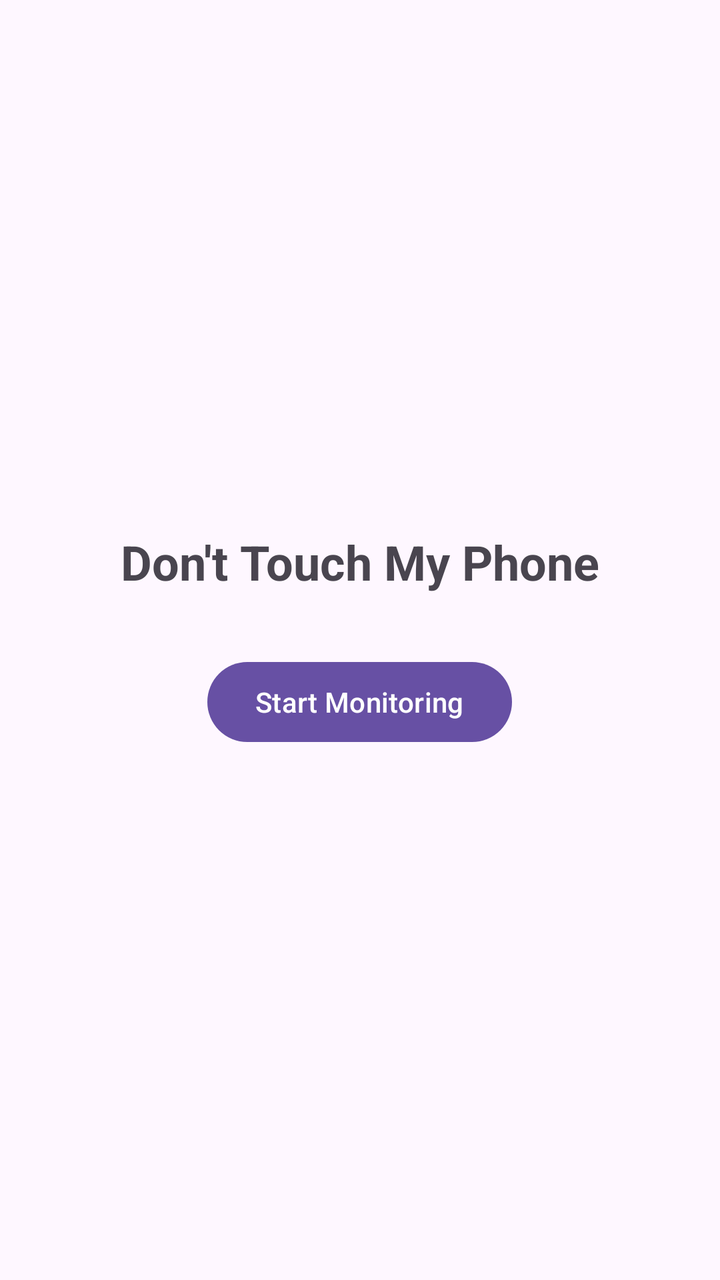
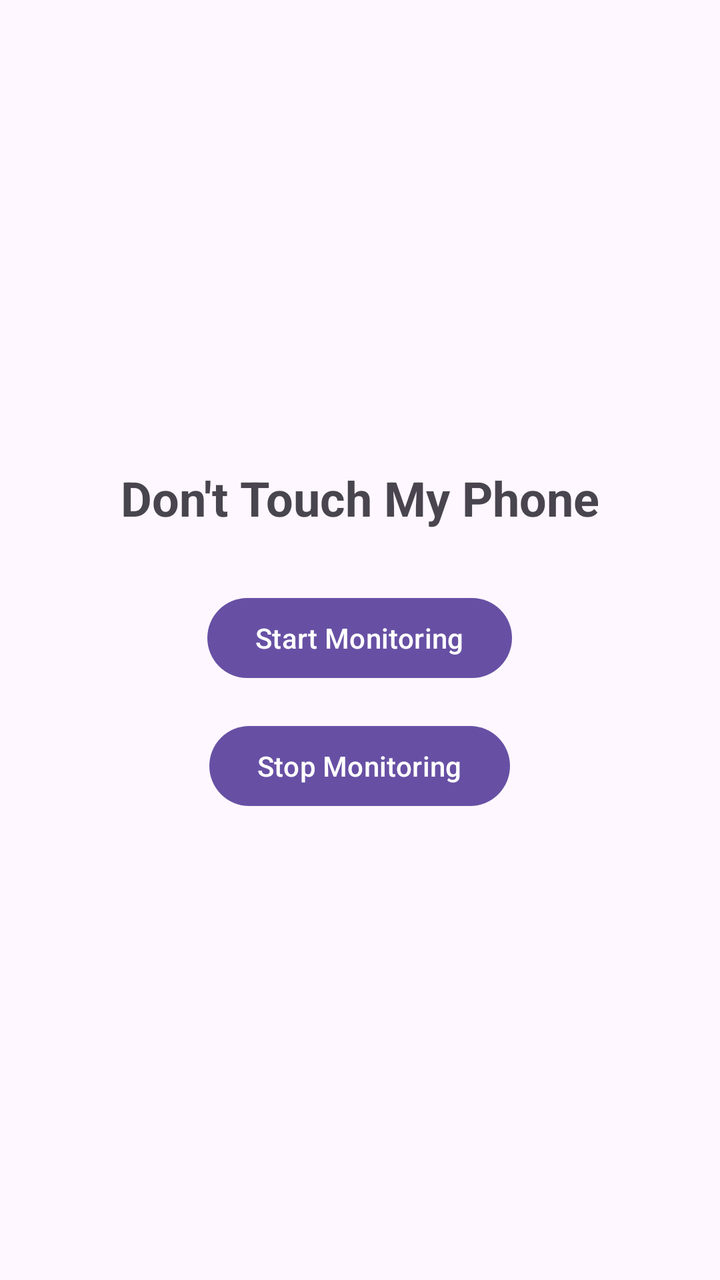

An Android layout rendered at two revisions. The XML below is the earlier revision; the diff shows what the commit changed to produce the second picture.
<!-- AndroidManifest.xml: application theme Theme.Sensors -->
<!-- res/layout/activity_main.xml -->
<LinearLayout
    xmlns:android="http://schemas.android.com/apk/res/android"
    android:layout_width="match_parent"
    android:layout_height="match_parent"
    android:orientation="vertical"
    android:gravity="center"
    android:padding="24dp">

    <TextView
        android:layout_width="wrap_content"
        android:layout_height="wrap_content"
        android:text="Don't Touch My Phone"
        android:textSize="24sp"
        android:textStyle="bold"
        android:layout_marginBottom="30dp" />

    <Button
        android:id="@+id/startButton"
        android:layout_width="wrap_content"
        android:layout_height="wrap_content"
        android:text="Start Monitoring" />

</LinearLayout>
<!-- resources referenced by this layout -->
<resources>
  <style name="Theme.Sensors" parent="Base.Theme.Sensors" />
  <style name="Base.Theme.Sensors" parent="Theme.Material3.DayNight.NoActionBar">
          
          
      </style>
</resources>

<!-- the commit's change to res/layout/activity_main.xml (unified diff, before → after) -->
@@ -20,4 +20,11 @@
         android:layout_height="wrap_content"
         android:text="Start Monitoring" />
 
+    <Button
+        android:id="@+id/stopButton"
+        android:layout_width="wrap_content"
+        android:layout_height="wrap_content"
+        android:text="Stop Monitoring"
+        android:layout_marginTop="16dp" />
+
 </LinearLayout>
